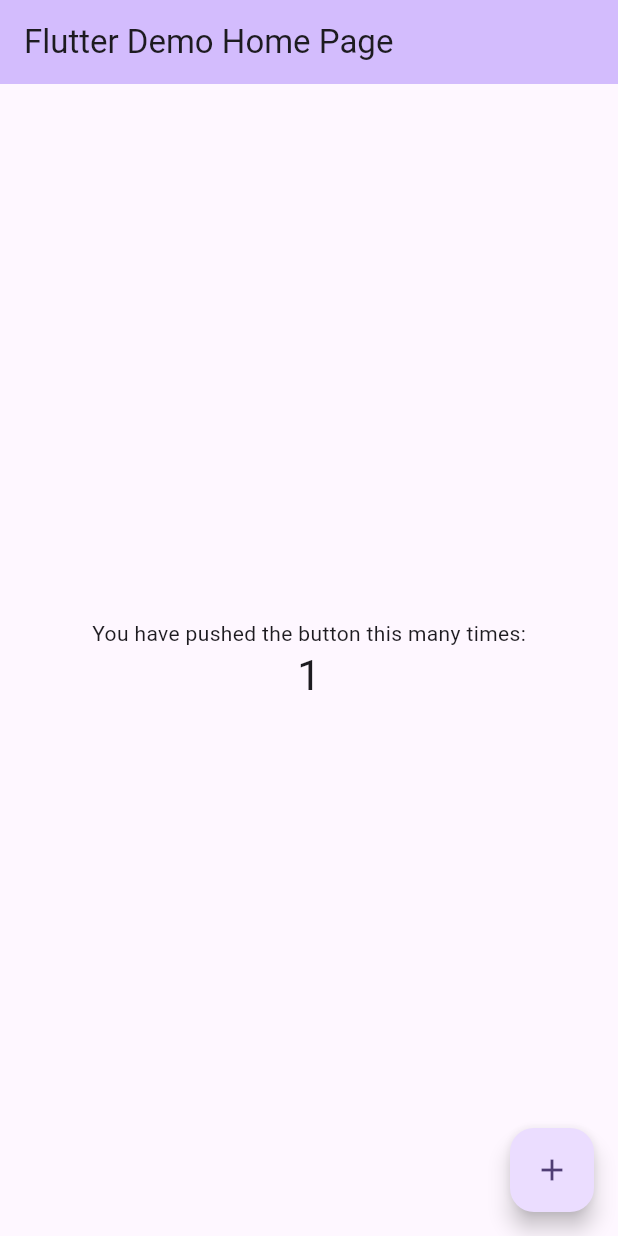
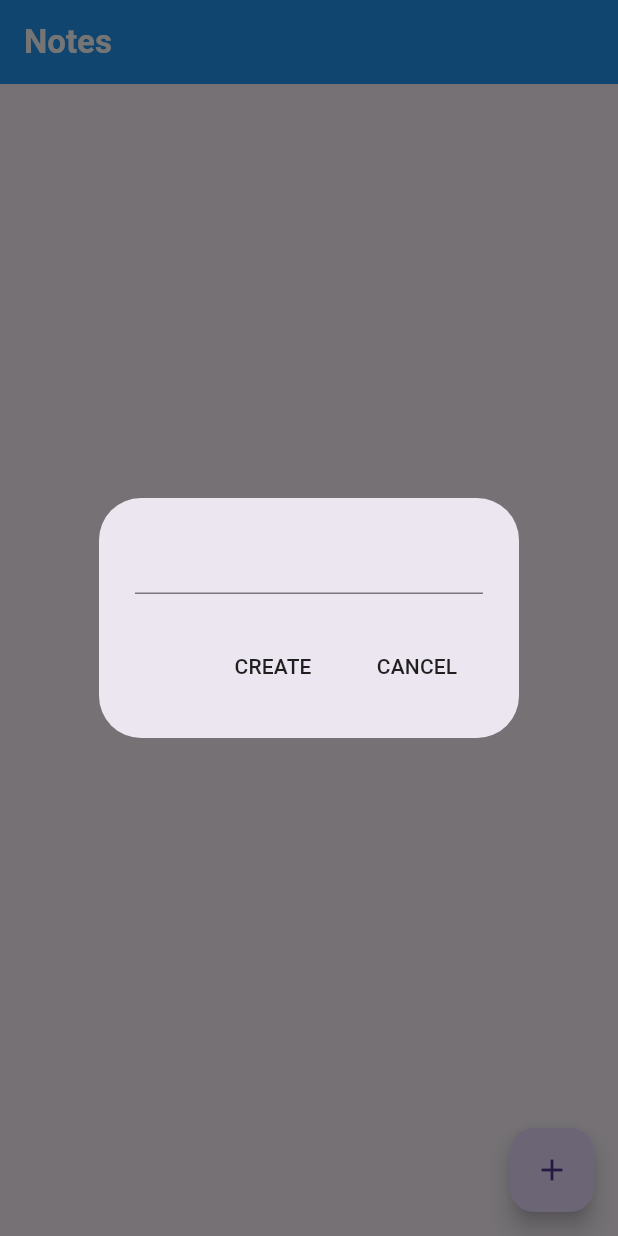
Before and after one commit to kkong3456/koko_notes_app, a Flutter app: the screen it shows after launch, after a tap on the "add" icon, on a phone screen of 412 x 824 dp. Run offline on Flutter 3.47's test engine with Material 3 defaults, Android fonts, the phone set to English and light mode, and no system bars; our stand-ins replace isar; accounts and stored records are empty; generated files the repository leaves out were written again.

Commit message:
CRUD complete
3:49:11

```diff
--- a/analysis_options.yaml
+++ b/analysis_options.yaml
@@ -7,7 +7,7 @@
 
 # The following line activates a set of recommended lints for Flutter apps,
 # packages, and plugins designed to encourage good coding practices.
-include: package:flutter_lints/flutter.yaml
+#include: package:flutter_lints/flutter.yaml
 
 linter:
   # The lint rules applied to this project can be customized in the
--- /dev/null
+++ b/devtools_options.yaml
@@ -0,0 +1,3 @@
+description: This file stores settings for Dart & Flutter DevTools.
+documentation: https://docs.flutter.dev/tools/devtools/extensions#configure-extension-enablement-states
+extensions:
--- a/lib/main.dart
+++ b/lib/main.dart
@@ -1,125 +1,28 @@
 import 'package:flutter/material.dart';
+import 'package:koko_notes_app/models/note_database.dart';
+import 'package:koko_notes_app/pages/notes_page.dart';
+import 'package:provider/provider.dart';
 
-void main() {
-  runApp(const MyApp());
+void main() async {
+  WidgetsFlutterBinding.ensureInitialized();
+  await NoteDatabase.initialize();
+
+  runApp(
+    ChangeNotifierProvider(
+      create: (_) => NoteDatabase(),
+      child: const MyApp(),
+    ),
+  );
 }
 
 class MyApp extends StatelessWidget {
   const MyApp({super.key});
 
-  // This widget is the root of your application.
   @override
   Widget build(BuildContext context) {
     return MaterialApp(
-      title: 'Flutter Demo',
-      theme: ThemeData(
-        // This is the theme of your application.
-        //
-        // TRY THIS: Try running your application with "flutter run". You'll see
-        // the application has a purple toolbar. Then, without quitting the app,
-        // try changing the seedColor in the colorScheme below to Colors.green
-        // and then invoke "hot reload" (save your changes or press the "hot
-        // reload" button in a Flutter-supported IDE, or press "r" if you used
-        // the command line to start the app).
-        //
-        // Notice that the counter didn't reset back to zero; the application
-        // state is not lost during the reload. To reset the state, use hot
-        // restart instead.
-        //
-        // This works for code too, not just values: Most code changes can be
-        // tested with just a hot reload.
-        colorScheme: ColorScheme.fromSeed(seedColor: Colors.deepPurple),
-        useMaterial3: true,
-      ),
-      home: const MyHomePage(title: 'Flutter Demo Home Page'),
+      debugShowCheckedModeBanner: false,
+      home: NotesPage(),
     );
   }
 }
-
-class MyHomePage extends StatefulWidget {
-  const MyHomePage({super.key, required this.title});
-
-  // This widget is the home page of your application. It is stateful, meaning
-  // that it has a State object (defined below) that contains fields that affect
-  // how it looks.
-
-  // This class is the configuration for the state. It holds the values (in this
-  // case the title) provided by the parent (in this case the App widget) and
-  // used by the build method of the State. Fields in a Widget subclass are
-  // always marked "final".
-
-  final String title;
-
-  @override
-  State<MyHomePage> createState() => _MyHomePageState();
-}
-
-class _MyHomePageState extends State<MyHomePage> {
-  int _counter = 0;
-
-  void _incrementCounter() {
-    setState(() {
-      // This call to setState tells the Flutter framework that something has
-      // changed in this State, which causes it to rerun the build method below
-      // so that the display can reflect the updated values. If we changed
-      // _counter without calling setState(), then the build method would not be
-      // called again, and so nothing would appear to happen.
-      _counter++;
-    });
-  }
-
-  @override
-  Widget build(BuildContext context) {
-    // This method is rerun every time setState is called, for instance as done
-    // by the _incrementCounter method above.
-    //
-    // The Flutter framework has been optimized to make rerunning build methods
-    // fast, so that you can just rebuild anything that needs updating rather
-    // than having to individually change instances of widgets.
-    return Scaffold(
-      appBar: AppBar(
-        // TRY THIS: Try changing the color here to a specific color (to
-        // Colors.amber, perhaps?) and trigger a hot reload to see the AppBar
-        // change color while the other colors stay the same.
-        backgroundColor: Theme.of(context).colorScheme.inversePrimary,
-        // Here we take the value from the MyHomePage object that was created by
-        // the App.build method, and use it to set our appbar title.
-        title: Text(widget.title),
-      ),
-      body: Center(
-        // Center is a layout widget. It takes a single child and positions it
-        // in the middle of the parent.
-        child: Column(
-          // Column is also a layout widget. It takes a list of children and
-          // arranges them vertically. By default, it sizes itself to fit its
-          // children horizontally, and tries to be as tall as its parent.
-          //
-          // Column has various properties to control how it sizes itself and
-          // how it positions its children. Here we use mainAxisAlignment to
-          // center the children vertically; the main axis here is the vertical
-          // axis because Columns are vertical (the cross axis would be
-          // horizontal).
-          //
-          // TRY THIS: Invoke "debug painting" (choose the "Toggle Debug Paint"
-          // action in the IDE, or press "p" in the console), to see the
-          // wireframe for each widget.
-          mainAxisAlignment: MainAxisAlignment.center,
-          children: <Widget>[
-            const Text(
-              'You have pushed the button this many times:',
-            ),
-            Text(
-              '$_counter',
-              style: Theme.of(context).textTheme.headlineMedium,
-            ),
-          ],
-        ),
-      ),
-      floatingActionButton: FloatingActionButton(
-        onPressed: _incrementCounter,
-        tooltip: 'Increment',
-        child: const Icon(Icons.add),
-      ), // This trailing comma makes auto-formatting nicer for build methods.
-    );
-  }
-}
--- /dev/null
+++ b/lib/models/note.dart
@@ -0,0 +1,9 @@
+import 'package:isar/isar.dart';
+
+part 'note.g.dart';
+
+@Collection()
+class Note {
+  Id id = Isar.autoIncrement;
+  late String text;
+}
--- /dev/null
+++ b/lib/models/note_database.dart
@@ -0,0 +1,54 @@
+import 'package:flutter/material.dart';
+import 'package:isar/isar.dart';
+import 'package:koko_notes_app/models/note.dart';
+import 'package:path_provider/path_provider.dart';
+
+class NoteDatabase extends ChangeNotifier {
+  static late Isar isar;
+
+  //INITIALIZE - DATABASE
+  static Future<void> initialize() async {
+    final dir = await getApplicationDocumentsDirectory();
+    isar = await Isar.open(
+      [NoteSchema],
+      directory: dir.path,
+    );
+  }
+
+  //list of notes
+  final List<Note> currentNotes = [];
+
+  //CREATE
+  Future<void> addNote(String textFromUser) async {
+    //create a new note object
+    final newNote = Note()..text = textFromUser;
+
+    //save to db
+    await isar.writeTxn(() => isar.notes.put(newNote));
+    fetchNotes();
+  }
+
+  //READ
+  Future<void> fetchNotes() async {
+    List<Note> fetchedNotes = await isar.notes.where().findAll();
+    currentNotes.clear();
+    currentNotes.addAll(fetchedNotes);
+    notifyListeners();
+  }
+
+  //UPDATE
+  Future<void> updateNote(int id, String newText) async {
+    final existingNote = await isar.notes.get(id);
+    if (existingNote != null) {
+      existingNote.text = newText;
+      await isar.writeTxn(() => isar.notes.put(existingNote));
+      fetchNotes();
+    }
+  }
+
+  //DELETE
+  Future<void> deleteNote(int id) async {
+    await isar.writeTxn(() => isar.notes.delete(id));
+    await fetchNotes();
+  }
+}
--- /dev/null
+++ b/lib/pages/notes_page.dart
@@ -0,0 +1,142 @@
+import 'package:flutter/material.dart';
+import 'package:koko_notes_app/models/note.dart';
+import 'package:koko_notes_app/models/note_database.dart';
+import 'package:provider/provider.dart';
+
+class NotesPage extends StatefulWidget {
+  const NotesPage({super.key});
+
+  @override
+  State<NotesPage> createState() => _NotesPageState();
+}
+
+class _NotesPageState extends State<NotesPage> {
+  //text controller to access what ther user typed
+  final textController = TextEditingController();
+
+  @override
+  void initState() {
+    // TODO: implement initState
+    super.initState();
+    readNotes();
+  }
+
+  //create a note
+  void createNote() {
+    showDialog(
+      context: context,
+      builder: (context) => AlertDialog(
+        content: TextField(
+          controller: textController,
+        ),
+        actions: [
+          MaterialButton(
+            onPressed: () {
+              context.read<NoteDatabase>().addNote(textController.text);
+              //clear controller
+              textController.clear();
+
+              Navigator.of(context).pop();
+            },
+            child: const Text('CREATE'),
+          ),
+          MaterialButton(
+            onPressed: () {
+              Navigator.of(context).pop();
+            },
+            child: const Text('CANCEL'),
+          ),
+        ],
+      ),
+    );
+  }
+
+  //read notes
+  void readNotes() {
+    context.read<NoteDatabase>().fetchNotes();
+  }
+
+  //update a note
+  void updateNote(Note note) {
+    textController.text = note.text;
+    showDialog(
+      context: context,
+      builder: (context) => AlertDialog(
+        title: const Text('Update Note'),
+        content: TextField(
+          controller: textController,
+        ),
+        actions: [
+          MaterialButton(
+            onPressed: () {
+              context
+                  .read<NoteDatabase>()
+                  .updateNote(note.id, textController.text);
+              //clear controller
+              textController.clear();
+              Navigator.of(context).pop();
+            },
+            child: const Text('UPDATE'),
+          ),
+          MaterialButton(
+            onPressed: () {
+              Navigator.of(context).pop();
+            },
+            child: const Text('CANCEL'),
+          ),
+        ],
+      ),
+    );
+  }
+
+  //delete a note
+  Future<void> deleteNote(int id) async {
+    context.read<NoteDatabase>().deleteNote(id);
+  }
+
+  @override
+  Widget build(BuildContext context) {
+    List<Note> currentNotes = context.watch<NoteDatabase>().currentNotes;
+
+    return SafeArea(
+      child: Scaffold(
+        appBar: AppBar(
+          title: const Text(
+            'Notes',
+            style: const TextStyle(
+              color: Colors.white,
+              fontWeight: FontWeight.bold,
+            ),
+          ),
+          backgroundColor: Colors.blue,
+        ),
+        floatingActionButton: FloatingActionButton(
+          onPressed: createNote,
+          child: const Icon(Icons.add),
+        ),
+        body: ListView.builder(
+          itemCount: currentNotes.length,
+          itemBuilder: (context, index) {
+            final note = currentNotes[index];
+            return ListTile(
+              title: Text(note.text),
+              trailing: Row(
+                mainAxisSize: MainAxisSize.min,
+                children: [
+                  IconButton(
+                    onPressed: () => updateNote(note),
+                    icon: Icon(Icons.edit),
+                  ),
+                  IconButton(
+                    onPressed: () => deleteNote(note.id),
+                    icon: Icon(Icons.delete),
+                  ),
+                ],
+              ),
+            );
+          },
+        ),
+      ),
+    );
+  }
+}
--- a/pubspec.yaml
+++ b/pubspec.yaml
@@ -35,6 +35,10 @@ dependencies:
   # The following adds the Cupertino Icons font to your application.
   # Use with the CupertinoIcons class for iOS style icons.
   cupertino_icons: ^1.0.8
+  isar: ^3.1.0+1
+  isar_flutter_libs: ^3.1.0+1
+  path_provider: ^2.1.5
+  provider: ^6.1.2
 
 dev_dependencies:
   flutter_test:
@@ -46,6 +50,8 @@ dev_dependencies:
   # package. See that file for information about deactivating specific lint
   # rules and activating additional ones.
   flutter_lints: ^4.0.0
+  isar_generator: ^3.1.0+1
+  build_runner: ^2.4.13
 
 # For information on the generic Dart part of this file, see the
 # following page: https://dart.dev/tools/pub/pubspec
```
Also changed, not shown: lib/models/note.g.dart (added), pubspec.lock, 6 other files.
